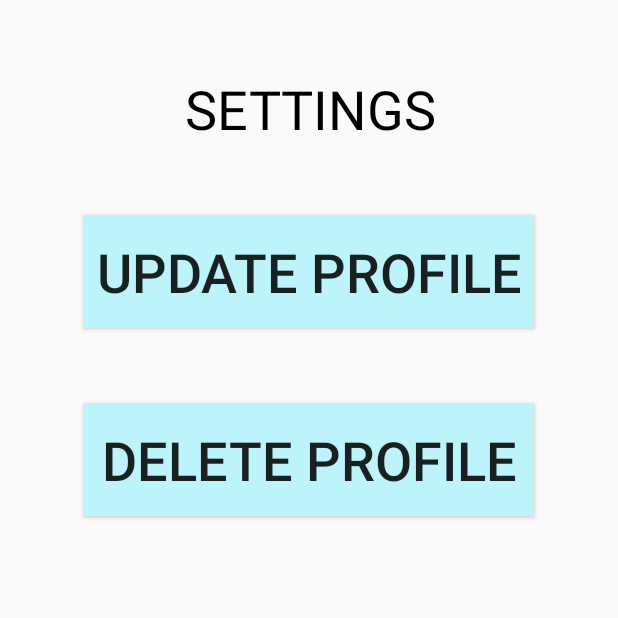
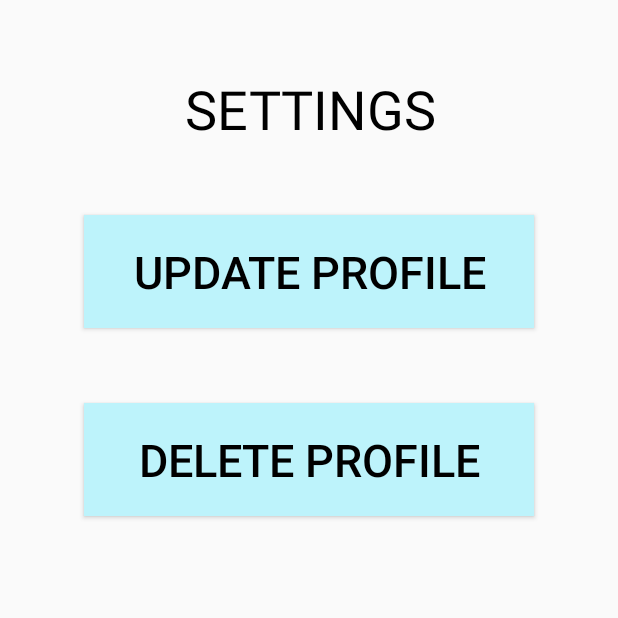
Before and after one commit to covidtracker192/KASH, an Android app: the settings screen opened directly, with no data from a screen before it, on a phone screen of 412 x 824 dp, the top half of it. Run offline under Robolectric (Android 15) with nearby library versions, the light colour scheme and no system bars; our stand-ins replace Firebase (no records; nobody signed in at launch, a user with empty details on screens opened directly).

Commit message:
Updated text size

```diff
--- a/AndroidStudioProjects/KASH/app/src/main/res/layout/activity_home.xml
+++ b/AndroidStudioProjects/KASH/app/src/main/res/layout/activity_home.xml
@@ -136,7 +136,7 @@
         android:layout_width="110dp"
         android:layout_height="110dp"
         android:layout_marginStart="142dp"
-        android:layout_marginTop="552dp"
+        android:layout_marginTop="553dp"
         android:clickable="true"
         android:onClick="opensettings"
         app:layout_constraintEnd_toEndOf="parent"
--- a/AndroidStudioProjects/KASH/app/src/main/res/layout/activity_login_worker.xml
+++ b/AndroidStudioProjects/KASH/app/src/main/res/layout/activity_login_worker.xml
@@ -14,7 +14,7 @@
         android:ems="30"
         android:hint="Username"
         android:inputType="textPersonName"
-        android:textSize="30sp"
+        android:textSize="24sp"
         app:layout_constraintEnd_toEndOf="parent"
         app:layout_constraintHorizontal_bias="0.49"
         app:layout_constraintStart_toStartOf="parent"
@@ -28,7 +28,7 @@
         android:ems="30"
         android:hint="Password"
         android:inputType="textPassword"
-        android:textSize="30sp"
+        android:textSize="24sp"
         app:layout_constraintEnd_toEndOf="parent"
         app:layout_constraintHorizontal_bias="0.501"
         app:layout_constraintStart_toStartOf="parent"
@@ -42,6 +42,7 @@
         android:background="#BDF3FB"
         android:text="SIGN IN"
         android:textSize="30sp"
+        android:textColor="#000000"
         app:layout_constraintEnd_toEndOf="parent"
         app:layout_constraintStart_toStartOf="parent"
         app:layout_constraintTop_toBottomOf="@+id/editText2" />
--- a/AndroidStudioProjects/KASH/app/src/main/res/layout/activity_settings.xml
+++ b/AndroidStudioProjects/KASH/app/src/main/res/layout/activity_settings.xml
@@ -14,7 +14,8 @@
         android:background="#BDF3FB"
         android:text="Update Profile"
         android:textAlignment="center"
-        android:textSize="36sp"
+        android:textColor="#000000"
+        android:textSize="30sp"
         app:layout_constraintEnd_toEndOf="parent"
         app:layout_constraintHorizontal_bias="0.501"
         app:layout_constraintStart_toStartOf="parent"
@@ -28,7 +29,8 @@
         android:background="#BDF3FB"
         android:text="Delete profile"
         android:textAlignment="center"
-        android:textSize="36sp"
+        android:textColor="#000000"
+        android:textSize="30sp"
         app:layout_constraintEnd_toEndOf="parent"
         app:layout_constraintStart_toStartOf="parent"
         app:layout_constraintTop_toBottomOf="@+id/button6" />
```
Also changed, not shown: 7 other files.
